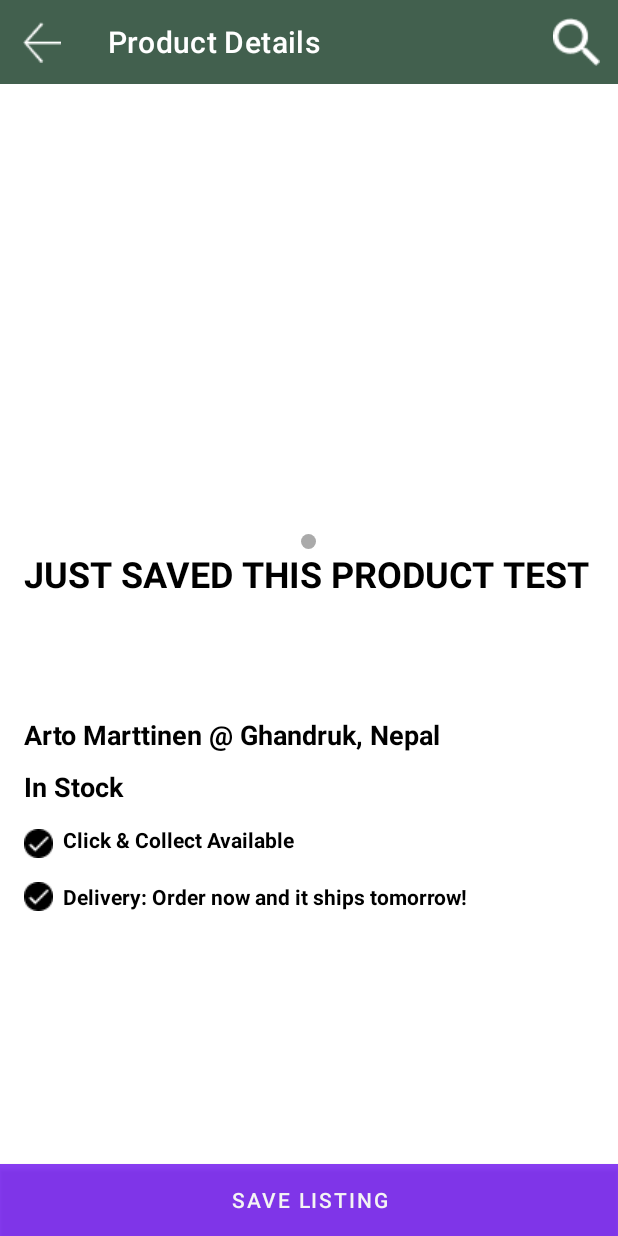
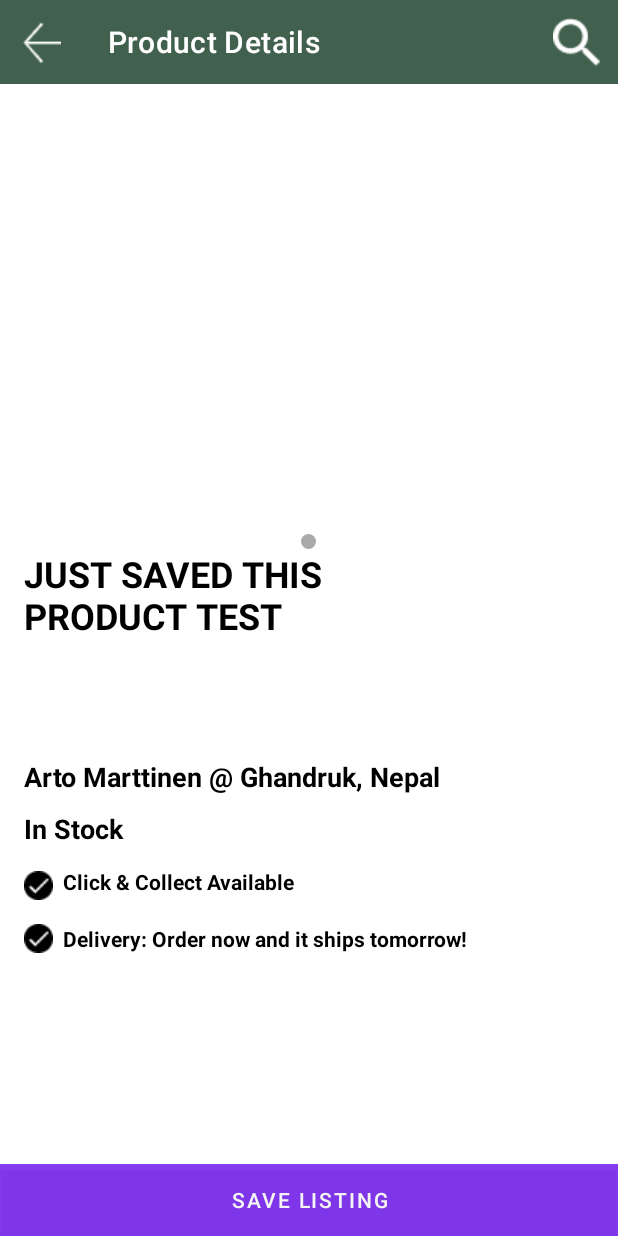
Before and after one commit to Ray-F/se306-galleria, an Android app: the screen it shows after launch (ProductDetailsActivity), after a tap on "SAVE LISTING", on a phone screen of 412 x 824 dp. Run offline under Robolectric (Android 15) with nearby library versions, the phone set to English and light mode, and no system bars; our stand-ins replace Firebase (no records; nobody signed in at launch, a user with empty details on screens opened directly), RxJava, navigation-ui; 1 statement that could not run was skipped.

Commit message:
Add weighting to name and price linear layout for responsiveness. Avoids long name text breaking price text view

```diff
--- a/app/src/main/res/layout/activity_product_detail.xml
+++ b/app/src/main/res/layout/activity_product_detail.xml
@@ -87,21 +87,23 @@
                 android:layout_width="match_parent"
                 android:layout_height="match_parent"
                 android:gravity="end"
-                android:orientation="horizontal">
+                android:orientation="horizontal"
+                android:weightSum="4">
 
                 <TextView
                     android:id="@+id/productDetailName"
-                    android:layout_width="wrap_content"
+                    android:layout_width="0dp"
                     android:layout_height="wrap_content"
                     android:layout_marginStart="16dp"
                     android:text="@string/productText"
                     android:textStyle="bold"
                     android:textColor="#000000"
-                    android:textSize="24sp" />
+                    android:textSize="24sp"
+                    android:layout_weight="3"/>
 
                 <TextView
                     android:id="@+id/detailsItemPrice"
-                    android:layout_width="match_parent"
+                    android:layout_width="0dp"
                     android:layout_height="wrap_content"
                     android:layout_marginEnd="16dp"
                     android:text="@string/priceOfProduct"
@@ -109,7 +111,8 @@
                     android:textStyle="bold"
                     android:textSize="24sp"
                     android:textColor="#000000"
-                    tools:text="432 NZD"/>
+                    tools:text="432 NZD"
+                    android:layout_weight="1"/>
 
 
             </LinearLayout>
```
